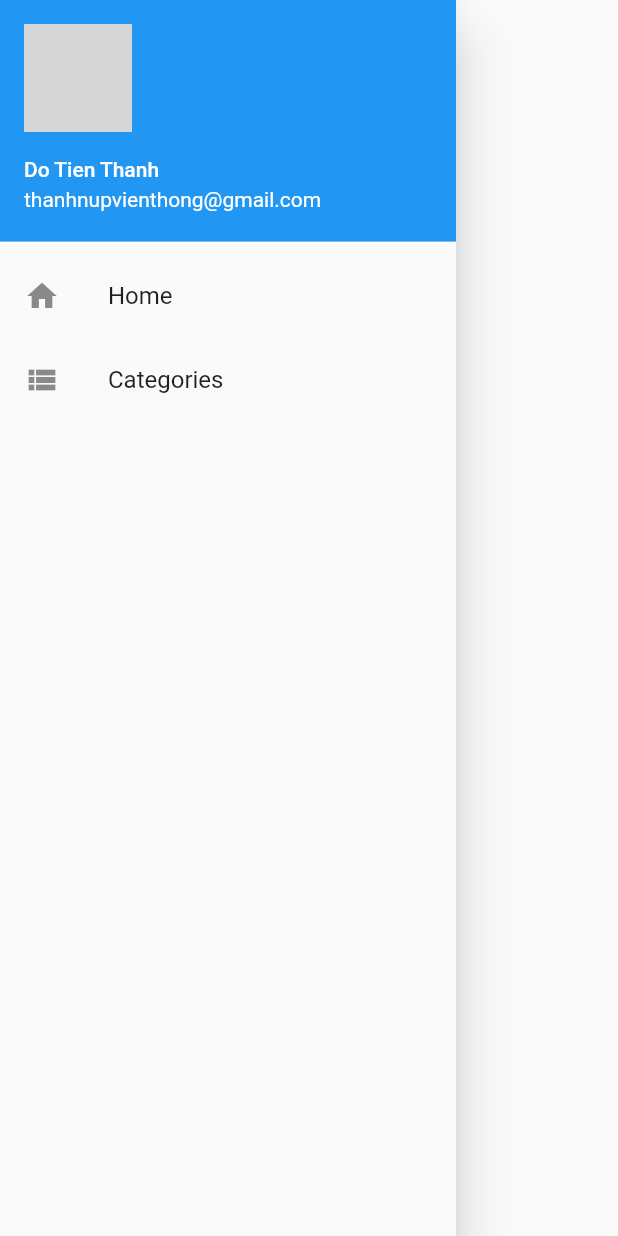
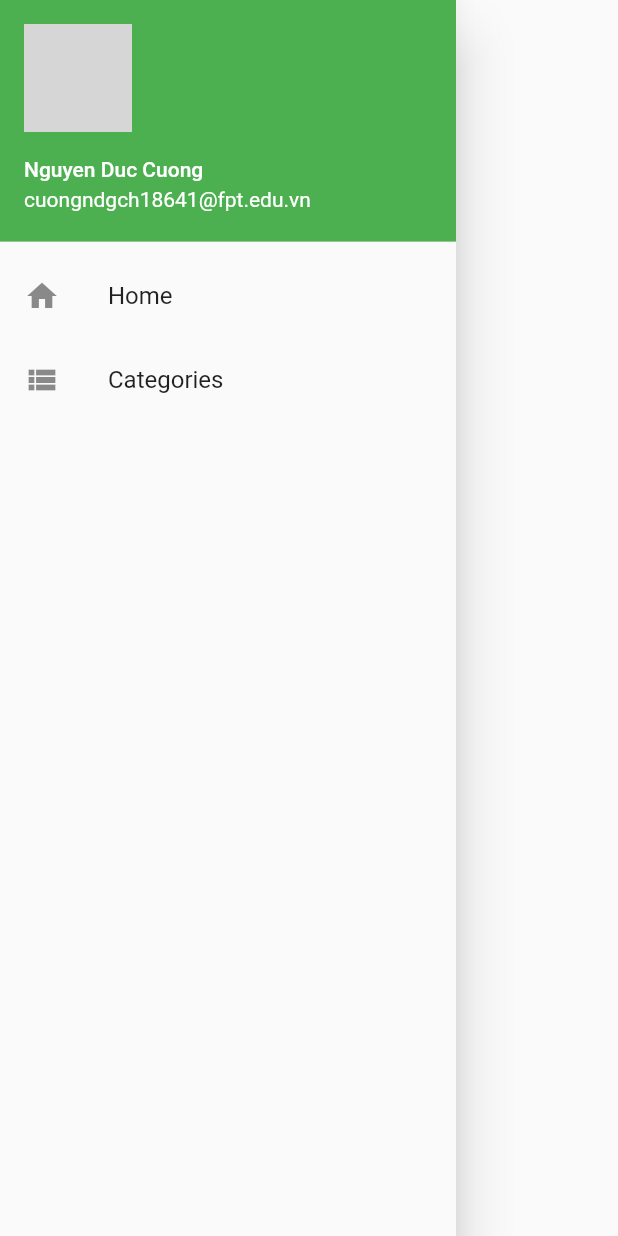
Before and after one commit to CuongNguyen2000/app-todo-list, a Flutter app: the DrawerNavigation widget shown alone on an empty page, opened directly, on a phone screen of 412 x 824 dp. Run offline on Flutter 3.47's test engine with Material 2 defaults, Android fonts, the phone set to English and light mode, and no system bars; our stand-ins replace sqflite; accounts and stored records are empty; network calls fail; grey boxes are pictures that could not be loaded.

Commit message:
new update

```diff
--- a/lib/helpers/drawer_navigation.dart
+++ b/lib/helpers/drawer_navigation.dart
@@ -22,9 +22,9 @@ class _DrawerNavigationState extends State<DrawerNavigation> {
                 backgroundImage: NetworkImage(
                     'https://flutter.dev/assets/images/shared/brand/flutter/logo/flutter-lockup.png'),
               ),
-              accountName: Text('Do Tien Thanh'),
-              accountEmail: Text('thanhnupvienthong@gmail.com'),
-              decoration: BoxDecoration(color: Colors.blue),
+              accountName: Text('Nguyen Duc Cuong'),
+              accountEmail: Text('cuongndgch18641@fpt.edu.vn'),
+              decoration: BoxDecoration(color: Colors.green),
             ),
             ListTile(
               leading: Icon(Icons.home),
--- a/lib/repositories/database_connection.dart
+++ b/lib/repositories/database_connection.dart
@@ -8,6 +8,7 @@ class DatabaseConnection {
     var path = join(directory.path, 'db_todolist_sqflite');
     var database =
         await openDatabase(path, version: 1, onCreate: _onCreateDatabase);
+    print(database);
     return database;
   }
 
--- a/lib/screens/category_screen.dart
+++ b/lib/screens/category_screen.dart
@@ -99,7 +99,7 @@ class _CategoriesScreenState extends State<CategoriesScreen> {
                               _categoryDescriptionController.clear();
                             },
                             icon: Icon(Icons.clear)),
-                        hintText: 'Write a decription',
+                        hintText: 'Write a description',
                         labelText: 'Description'),
                   )
                 ],
```
